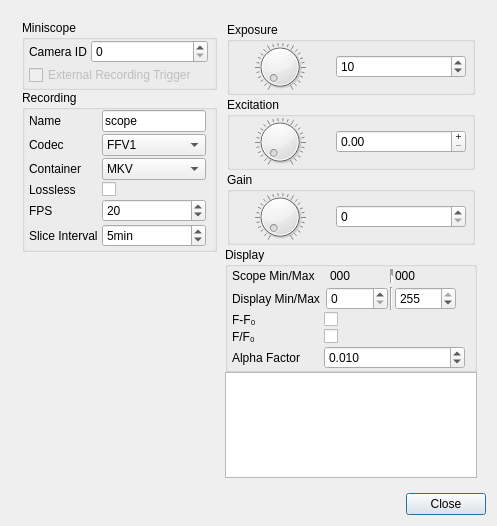
Above: src/modules/miniscope/miniscopesettingsdialog.ui from syntalos/syntalos before the change. Below: the same form after it.
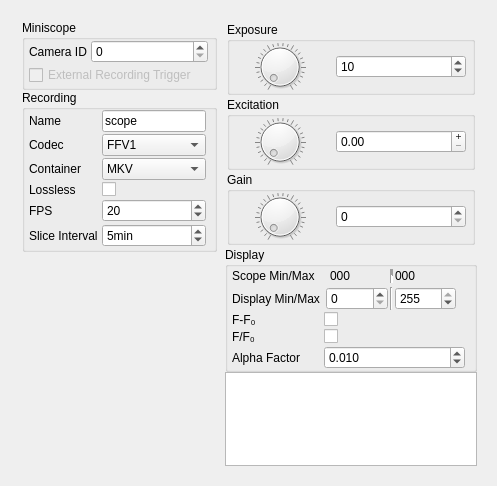
That is the form after the change.

The edit to the form file:
```diff
--- a/src/modules/miniscope/miniscopesettingsdialog.ui
+++ b/src/modules/miniscope/miniscopesettingsdialog.ui
@@ -7,7 +7,7 @@
     <x>0</x>
     <y>0</y>
     <width>497</width>
-    <height>526</height>
+    <height>486</height>
    </rect>
   </property>
   <property name="windowTitle">
@@ -748,16 +748,6 @@
      </layout>
     </widget>
    </item>
-   <item>
-    <widget class="QDialogButtonBox" name="buttonBox">
-     <property name="orientation">
-      <enum>Qt::Horizontal</enum>
-     </property>
-     <property name="standardButtons">
-      <set>QDialogButtonBox::Close</set>
-     </property>
-    </widget>
-   </item>
   </layout>
  </widget>
  <resources/>
```
Left out of the diff: 16 changed lines with no effect on the pictures.
